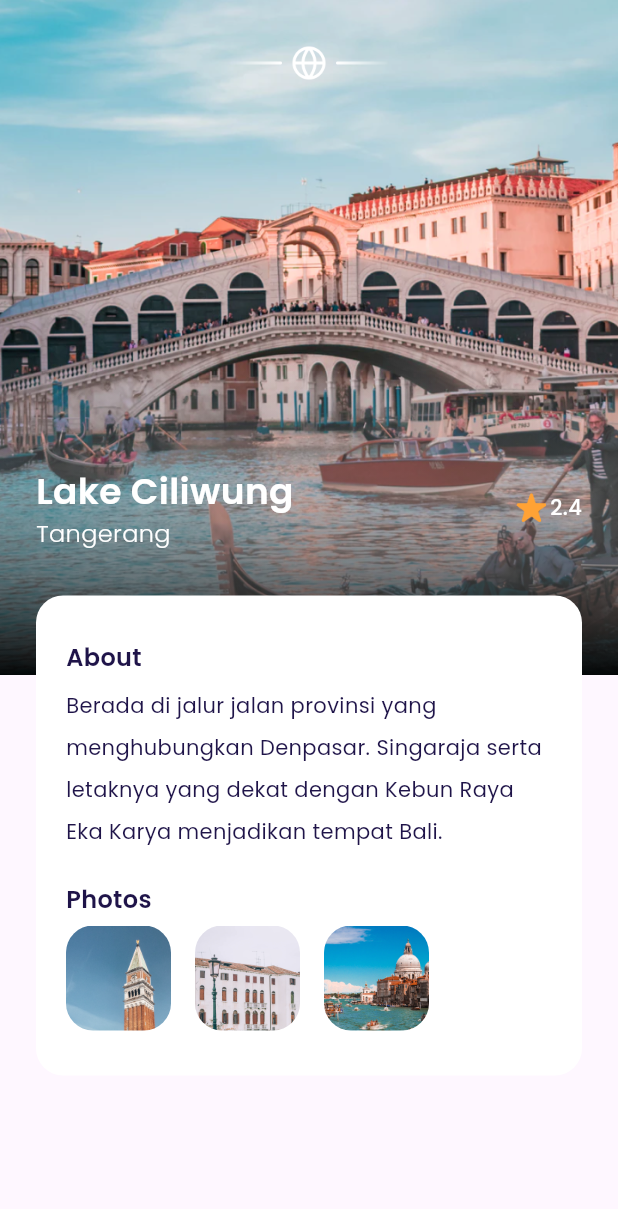
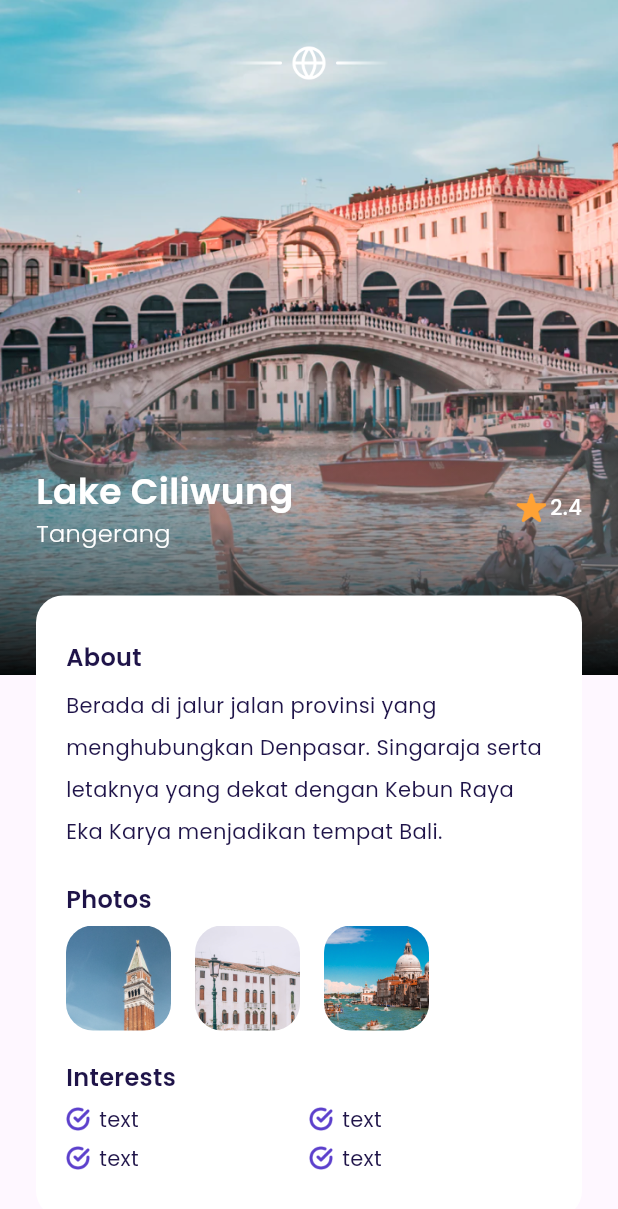
Before and after one commit to ahmadkabi/Airplane, a Flutter app: the MainPage screen opened by its route, after a tap on "4.3", on a phone screen of 412 x 824 dp. Shown: the top 1209 px of the screen. Run offline on Flutter 3.47's test engine with Material 3 defaults, Android fonts, the phone set to English and light mode, and no system bars; our stand-ins replace google_fonts.

Commit message:
UI Slicing : Destination Detail

```diff
--- a/lib/ui/pages/detail_page.dart
+++ b/lib/ui/pages/detail_page.dart
@@ -1,6 +1,9 @@
+import 'package:airplane/ui/widgets/custom_button.dart';
+import 'package:airplane/ui/widgets/interest_item.dart';
 import 'package:airplane/ui/widgets/photo_item.dart';
 import 'package:flutter/cupertino.dart';
 import 'package:flutter/material.dart';
+import 'package:flutter/widgets.dart';
 import '../../shared/theme.dart';
 
 class DetailPage extends StatelessWidget {
@@ -153,18 +156,88 @@ class DetailPage extends StatelessWidget {
                         imageUrl: 'assets/image_photo3.png',
                       ),
                     ],
-                  )
+                  ),
+
+                  /** Note: Photos*/
+                  SizedBox(
+                    height: 20,
+                  ),
+                  Text(
+                    "Interests",
+                    style: blackTextStyle.copyWith(
+                      fontSize: 16,
+                      fontWeight: semiBold,
+                    ),
+                  ),
+                  SizedBox(
+                    height: 6,
+                  ),
+                  Row(
+                    children: [
+                      InterestItem(text: "text"),
+                      InterestItem(text: "text"),
+                    ],
+                  ),
+                  SizedBox(
+                    height: 6,
+                  ),
+                  Row(
+                    children: [
+                      InterestItem(text: "text"),
+                      InterestItem(text: "text"),
+                    ],
+                  ),
                 ],
               ),
             ),
+
+            /** Note: Price & Book Button*/
+            Container(
+              width: double.infinity,
+              margin: EdgeInsets.symmetric(vertical: 30),
+              child: Row(
+                children: [
+                  /** Note: Price*/
+                  Expanded(
+                    child: Column(
+                      crossAxisAlignment: CrossAxisAlignment.start,
+                      children: [
+                        Text(
+                          'IDR 2.500.000',
+                          style: blackTextStyle.copyWith(
+                            fontSize: 18,
+                            fontWeight: medium,
+                          ),
+                        ),
+                        SizedBox(
+                          height: 5,
+                        ),
+                        Text(
+                          'Per Orang',
+                          style: greyTextStyle.copyWith(
+                            fontWeight: light,
+                          ),
+                        ),
+                      ],
+                    ),
+                  ),
+
+                  /** Note: Book Button*/
+                  CustomButton(title: 'Book Now', onPressed: () {}, width: 170,)
+
+                ],
+              ),
+            )
           ],
         ),
       );
     }
 
     return Scaffold(
-      body: Stack(
-        children: [backgroundImage(), customShadow(), content()],
+      body: SingleChildScrollView(
+        child: Stack(
+          children: [backgroundImage(), customShadow(), content()],
+        ),
       ),
     );
   }
--- a/lib/ui/widgets/destination_tile.dart
+++ b/lib/ui/widgets/destination_tile.dart
@@ -1,5 +1,6 @@
 import 'package:flutter/material.dart';
 import '../../shared/theme.dart';
+import '../pages/detail_page.dart';
 
 class DestinationTile extends StatelessWidget {
   final String imageUrl;
@@ -17,7 +18,12 @@ class DestinationTile extends StatelessWidget {
 
   @override
   Widget build(BuildContext context) {
-    return Container(
+    return GestureDetector(
+      onTap: () {
+        Navigator.push(
+            context, MaterialPageRoute(builder: (context) => DetailPage()));
+      },
+      child: Container(
         margin: const EdgeInsets.only(bottom: 16),
         decoration: BoxDecoration(
           color: kBackgroundColor,
@@ -80,6 +86,7 @@ class DestinationTile extends StatelessWidget {
             ),
           ],
         ),
+      ),
     );
   }
 }
--- /dev/null
+++ b/lib/ui/widgets/interest_item.dart
@@ -0,0 +1,35 @@
+import 'package:flutter/material.dart';
+
+import '../../shared/theme.dart';
+
+class InterestItem extends StatelessWidget {
+  final String text;
+
+  const InterestItem({super.key, required this.text});
+
+  @override
+  Widget build(BuildContext context) {
+    return Expanded(
+      child: Row(
+        children: [
+          Container(
+            height: 16,
+            width: 16,
+            decoration: BoxDecoration(
+              image: DecorationImage(
+                image: AssetImage('assets/icon_check.png'),
+              ),
+            ),
+          ),
+          SizedBox(
+            width:6,
+          ),
+          Text(
+            text,
+            style: blackTextStyle,
+          )
+        ],
+      ),
+    );
+  }
+}
```
Lines whose indentation alone changed are shown as unchanged.
